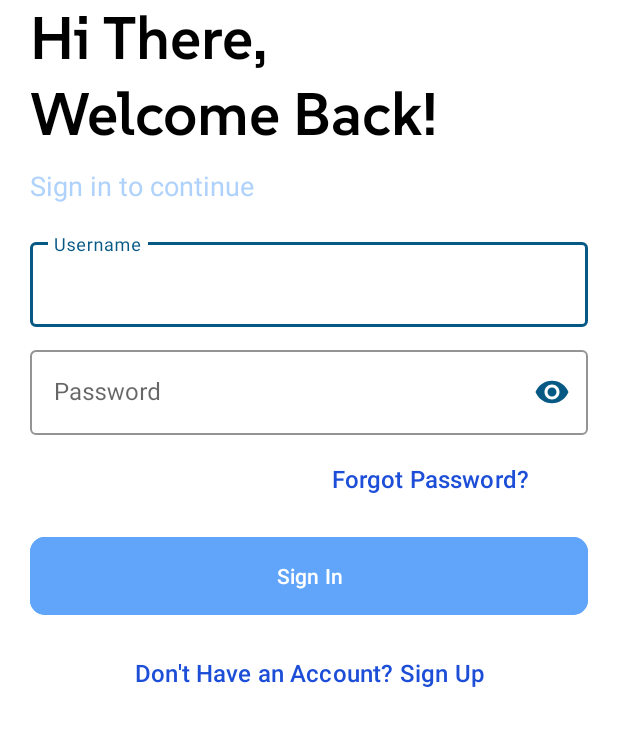
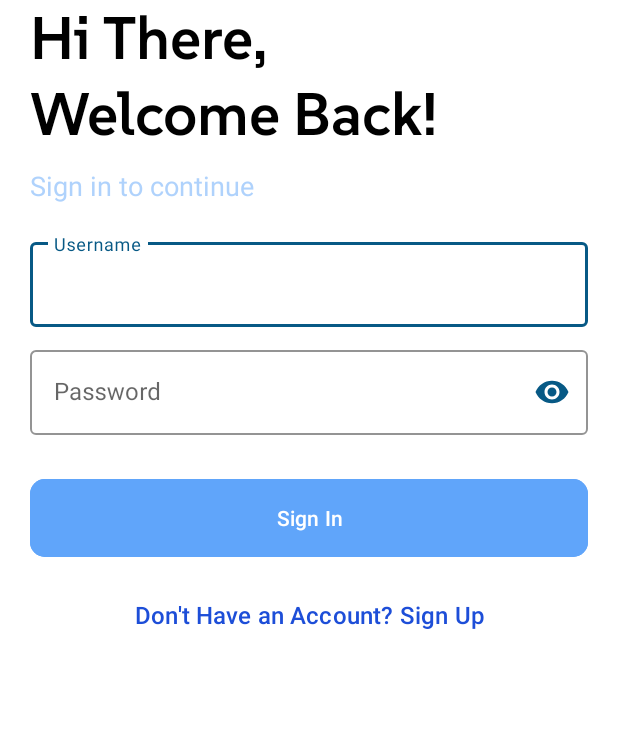
Before and after one commit to AyaanDaughterofSnehil/EcoFlow1, an Android app: the screen it shows after launch (Login), on a phone screen of 412 x 824 dp, the part 255-1001 px from its top. Run offline under Robolectric (Android 15) with nearby library versions, the phone set to English and light mode, and no system bars.

Commit message:
Theme Switching Corrected Home Page Enhanced Removed Forgot Password Btn

```diff
--- a/app/src/main/java/com/example/ecoflow/SplashScreen.java
+++ b/app/src/main/java/com/example/ecoflow/SplashScreen.java
@@ -13,10 +13,11 @@ import android.widget.ImageView;
 import android.widget.TextView;
 
 import androidx.appcompat.app.AppCompatActivity;
+import androidx.appcompat.app.AppCompatDelegate;
 
 public class SplashScreen extends AppCompatActivity {
 
-    private static int SPLASH_SCREEN = 5000;
+    private static int SPLASH_SCREEN = 4000;
 
     //Hooks
     Animation topAnim, bottomAnim;
@@ -25,6 +26,7 @@ public class SplashScreen extends AppCompatActivity {
 
     @Override
     protected void onCreate(Bundle savedInstanceState) {
+        AppCompatDelegate.setDefaultNightMode(AppCompatDelegate.MODE_NIGHT_NO);
         super.onCreate(savedInstanceState);
         getWindow().setFlags(WindowManager.LayoutParams.FLAG_FULLSCREEN,WindowManager.LayoutParams.FLAG_FULLSCREEN);
         setContentView(R.layout.activity_splash_screen);
--- a/app/src/main/res/layout/activity_login.xml
+++ b/app/src/main/res/layout/activity_login.xml
@@ -85,22 +85,11 @@
 
         </com.google.android.material.textfield.TextInputLayout>
 
-        <Button
-            android:layout_width="200dp"
-            android:layout_height="wrap_content"
-            android:background="#00000000"
-            android:text="Forgot Password?"
-            android:textColor="#1d4ed8"
-            android:textSize="16sp"
-            android:layout_gravity="end"
-            android:elevation="0dp"
-            android:layout_margin="5dp"/>
-
         <com.google.android.material.button.MaterialButton
             android:id="@+id/login_btn"
             android:layout_width="match_parent"
             android:layout_height="60dp"
-            android:layout_marginTop="5dp"
+            android:layout_marginTop="25dp"
             android:layout_marginBottom="5dp"
             android:onClick="signIn"
             android:backgroundTint="#60a5fa"
--- a/app/src/main/res/layout/recycler_card.xml
+++ b/app/src/main/res/layout/recycler_card.xml
@@ -35,8 +35,9 @@
             android:id="@+id/recycle_desc"
             android:layout_width="wrap_content"
             android:layout_height="wrap_content"
-            android:textColor="@color/theme"
+            android:textColor="#66000000"
             android:textSize="15sp"
+            android:layout_marginTop="3dp"
             android:text="Harness nature's gift - Store rainwater for future use."/>
 
     </LinearLayout>
--- /dev/null
+++ b/app/src/main/res/values-night-v29/themes.xml
@@ -0,0 +1,9 @@
+<?xml version="1.0" encoding="utf-8"?>
+<resources>
+
+    <style name="Base.Theme.EcoFlow" parent="Theme.Material3.DayNight.NoActionBar">
+        <!-- Customize your dark theme here. -->
+        <!-- <item name="colorPrimary">@color/my_dark_primary</item> -->
+        <item name="android:forceDarkAllowed">false</item>
+    </style>
+</resources>
--- /dev/null
+++ b/app/src/main/res/values-v29/themes.xml
@@ -0,0 +1,9 @@
+<?xml version="1.0" encoding="utf-8"?>
+<resources>
+
+    <style name="Base.Theme.EcoFlow" parent="Theme.Material3.DayNight.NoActionBar">
+        <!-- Customize your light theme here. -->
+        <!-- <item name="colorPrimary">@color/my_light_primary</item> -->
+        <item name="android:forceDarkAllowed">false</item>
+    </style>
+</resources>
--- a/app/src/main/res/values/styles.xml
+++ b/app/src/main/res/values/styles.xml
@@ -13,6 +13,7 @@
     <style name="TextInputStyle" parent="Widget.MaterialComponents.TextInputLayout.OutlinedBox">
         <item name="boxStrokeColor">@color/head_theme</item>
         <item name="boxStrokeErrorColor">@color/error</item>
+        <item name="cursorErrorColor">@color/error</item>
     </style>
 
     <style name="ThemeOverlay.AppTheme.TextInputEditText.Outlined" parent="">
```
Also changed, not shown: app/src/main/res/layout/activity_dashboard.xml (+10 -9 lines).
